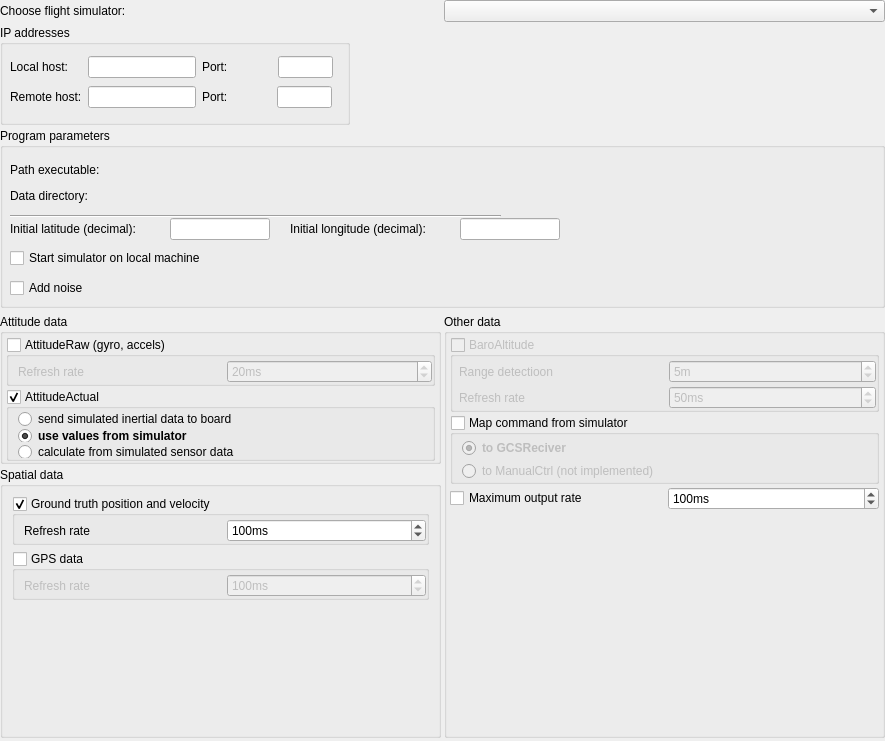
Above: ground/openpilotgcs/src/plugins/hitl/hitloptionspage.ui from openpilot/OpenPilot before the change. Below: the same form after it.
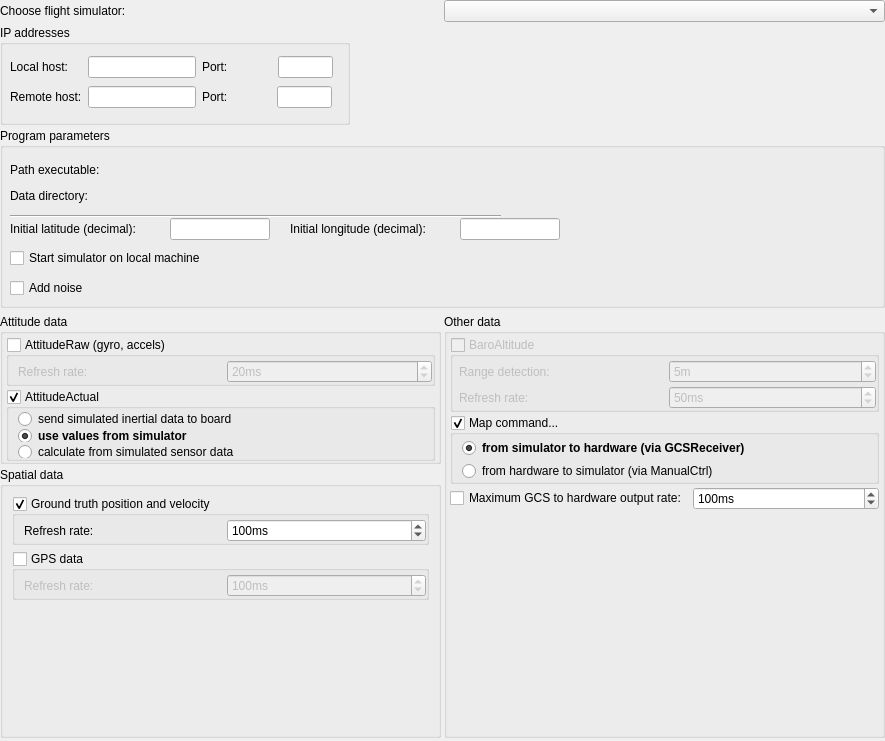
That is the form after the change. Custom widgets are drawn as their Qt base class.

What changed in the file:
```diff
--- a/ground/openpilotgcs/src/plugins/hitl/hitloptionspage.ui
+++ b/ground/openpilotgcs/src/plugins/hitl/hitloptionspage.ui
@@ -529,7 +529,7 @@
              <item>
               <widget class="QLabel" name="label_8">
                <property name="text">
-                <string>Refresh rate</string>
+                <string>Refresh rate:</string>
                </property>
               </widget>
              </item>
@@ -685,7 +685,7 @@
              <item>
               <widget class="QLabel" name="label_7">
                <property name="text">
-                <string>Refresh rate</string>
+                <string>Refresh rate:</string>
                </property>
               </widget>
              </item>
@@ -750,7 +750,7 @@
                 <bool>true</bool>
                </property>
                <property name="text">
-                <string>Refresh rate</string>
+                <string>Refresh rate:</string>
                </property>
               </widget>
              </item>
@@ -867,7 +867,7 @@
                <item row="0" column="0">
                 <widget class="QLabel" name="label_11">
                  <property name="text">
-                  <string>Range detectioon</string>
+                  <string>Range detection:</string>
                  </property>
                 </widget>
                </item>
@@ -890,7 +890,7 @@
                <item row="1" column="0">
                 <widget class="QLabel" name="label_12">
                  <property name="text">
-                  <string>Refresh rate</string>
+                  <string>Refresh rate:</string>
                  </property>
                 </widget>
                </item>
@@ -927,7 +927,7 @@
              <bool>true</bool>
             </property>
             <property name="title">
-             <string>Map command from simulator</string>
+             <string>Map command...</string>
             </property>
             <property name="flat">
              <bool>true</bool>
@@ -936,7 +936,7 @@
              <bool>true</bool>
             </property>
             <property name="checked">
-             <bool>false</bool>
+             <bool>true</bool>
             </property>
             <layout class="QVBoxLayout" name="verticalLayout_5">
              <property name="spacing">
@@ -960,7 +960,7 @@
                 </font>
                </property>
                <property name="text">
-                <string>to GCSReciver</string>
+                <string>from simulator to hardware (via GCSReceiver)</string>
                </property>
                <property name="checked">
                 <bool>true</bool>
@@ -970,10 +970,10 @@
              <item>
               <widget class="QRadioButton" name="manualControl">
                <property name="enabled">
-                <bool>false</bool>
+                <bool>true</bool>
                </property>
                <property name="text">
-                <string>to ManualCtrl (not implemented)</string>
+                <string>from hardware to simulator (via ManualCtrl)</string>
                </property>
               </widget>
              </item>
@@ -991,7 +991,7 @@
                <bool>true</bool>
               </property>
               <property name="text">
-               <string>Maximum output rate</string>
+               <string>Maximum GCS to hardware output rate:</string>
               </property>
              </widget>
             </item>
```
Left out of the diff: 6 changed lines with no effect on the pictures.
